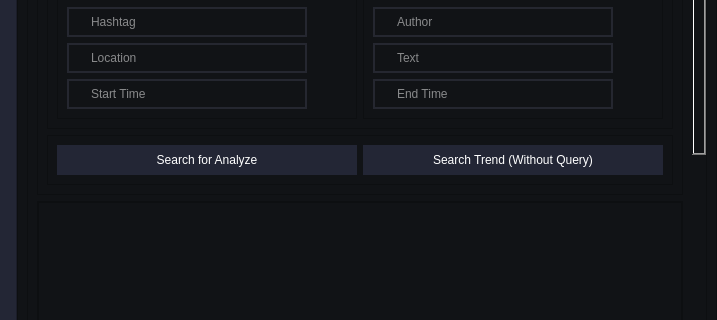
First picture: the form in GUI/ui_main.ui, repository sirasit-kmutnb/Software-Development-II, before the edit; both pictures show x 83 to 800 and y 83 to 403 of the 800 by 600 pixel window.
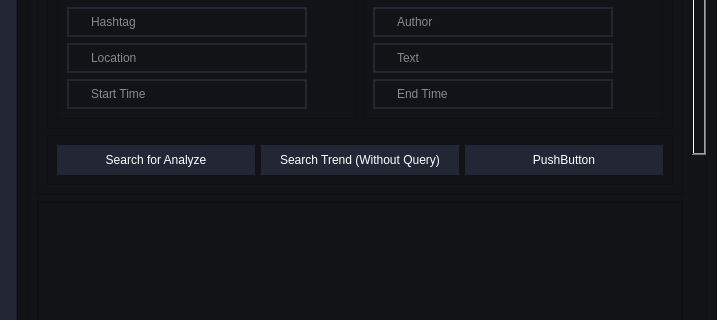
Second picture: the form after the edit. The open tabs and pages were chosen to show the change.

What changed in the file:
```diff
--- a/GUI/ui_main.ui
+++ b/GUI/ui_main.ui
@@ -995,7 +995,7 @@
                   <rect>
                    <x>0</x>
                    <y>0</y>
-                   <width>624</width>
+                   <width>672</width>
                    <height>1724</height>
                   </rect>
                  </property>
@@ -1276,6 +1276,33 @@
                           </property>
                          </widget>
                         </item>
+                        <item>
+                         <widget class="QPushButton" name="Analyze_Selected_List">
+                          <property name="minimumSize">
+                           <size>
+                            <width>0</width>
+                            <height>30</height>
+                           </size>
+                          </property>
+                          <property name="styleSheet">
+                           <string notr="true">QPushButton {
+	color: rgb(255, 255, 255);
+	background-color: rgb(35, 38, 53);
+	border: 0px solid;
+}
+QPushButton:hover {
+	background-color: rgb(49, 54, 80);
+}
+
+QPushButton:checked {
+	background-color: rgb(49, 54, 80);
+}</string>
+                          </property>
+                          <property name="text">
+                           <string>PushButton</string>
+                          </property>
+                         </widget>
+                        </item>
                        </layout>
                       </widget>
                      </item>
```
